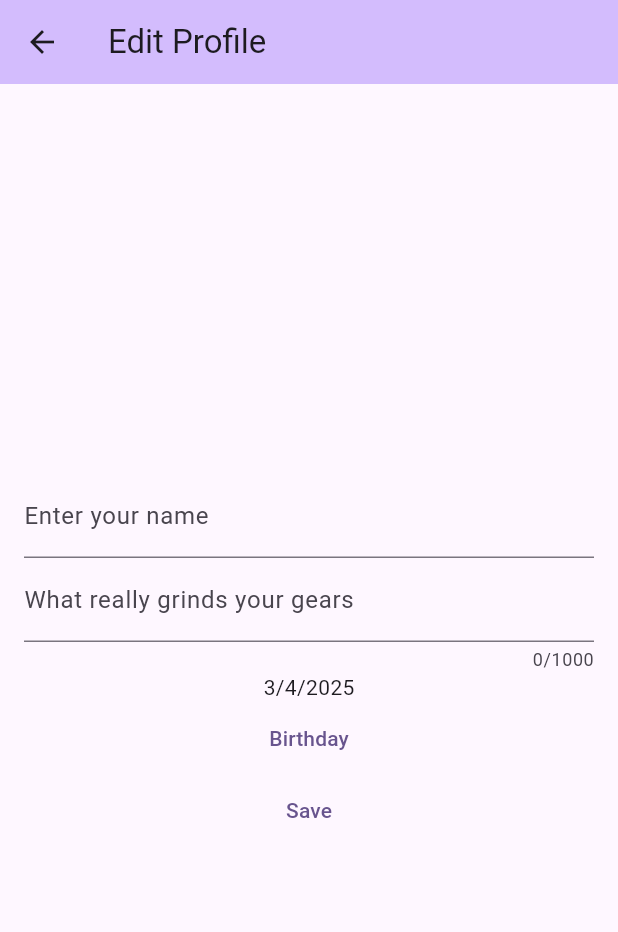
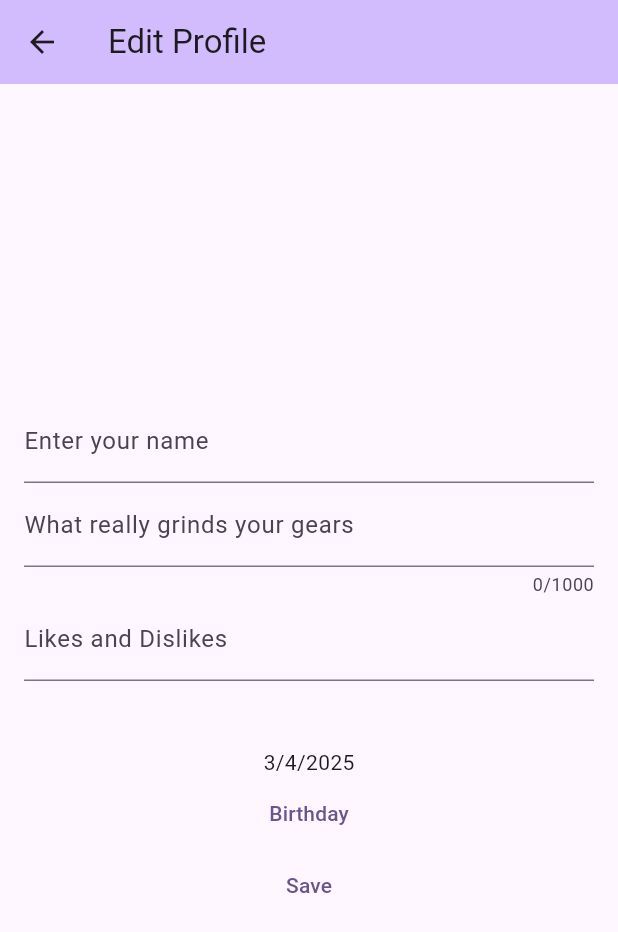
Before and after one commit to ChicoState/archenemy, a Flutter app: the screen it shows after launch, item 2 of the bottom bar chosen, after a tap on the "menu" icon, on a phone screen of 412 x 824 dp. Shown: the top 932 px of the screen. Run offline on Flutter 3.47's test engine with Material 3 defaults, Android fonts, the phone set to English and light mode, and no system bars; our stand-ins replace firebase_auth, firebase_core, logger; missing offline and left inert: dart:ffi; accounts and stored records are empty.

Commit message:
Interests can now be created and saved to profile class

```diff
--- a/lib/profile.dart
+++ b/lib/profile.dart
@@ -1,4 +1,5 @@
 import 'dart:convert';
+import 'dart:ffi';
 import 'package:flutter/material.dart';
 import 'log.dart';
 
@@ -238,6 +239,7 @@ class _EditProfileState extends State<EditProfile> {
   final GlobalKey<FormState> nameFormKey = GlobalKey<FormState>();
   String? forceErrorText;
   bool isLoading = false;
+  HorizontalTagDisplay tags = HorizontalTagDisplay();
 
   @override
   void dispose() {
@@ -298,6 +300,7 @@ class _EditProfileState extends State<EditProfile> {
         widget.myProfile.name = nameController.text;
         widget.myProfile.birthDate = selectedDate ?? DateTime.now();
         widget.myProfile.bio = bioController.text;
+        widget.myProfile.interests = tags.tags;
         //print("Saved");
       });
     }
@@ -367,6 +370,7 @@ class _EditProfileState extends State<EditProfile> {
                         validator: bioValidator,
                         onChanged: onChanged,
                       ),
+                      tags,
                       Text(
                         selectedDate != null
                             ? '${selectedDate!.day}/${selectedDate!.month}/${selectedDate!.year}'
@@ -381,9 +385,89 @@ class _EditProfileState extends State<EditProfile> {
                         TextButton(
                           onPressed: onSave,
                           child: Text('Save'),
-                        )
+                        ),
                     ]))),
       ),
     );
   }
 }
+
+class HorizontalTagDisplay extends StatefulWidget {
+  HorizontalTagDisplay({super.key});
+  final List<String> tags = [];
+  @override
+  State<HorizontalTagDisplay> createState() => _HorizontalTagDisplayState();
+}
+
+class _HorizontalTagDisplayState extends State<HorizontalTagDisplay> {
+  //List<String> tags = ["One", "Two", "three"];
+  // void pushTag(String name) {}
+  final TextEditingController tagsController = TextEditingController();
+  updateTags() {
+    setState(() {
+      widget.tags;
+    });
+  }
+
+  void addTag(String val) {
+    widget.tags.add(val);
+    tagsController.text = "";
+
+    setState(() {
+      tagsController;
+      widget.tags;
+    });
+  }
+
+  popTag(String t) {
+    widget.tags.remove(t);
+    updateTags();
+  }
+
+  Widget tag(String text) {
+    return Container(
+      alignment: Alignment.center,
+      padding: EdgeInsets.fromLTRB(5, 0, 0, 0),
+      decoration: BoxDecoration(
+        color: Theme.of(context).colorScheme.primaryContainer,
+        borderRadius: BorderRadius.circular(5),
+      ),
+      child: Row(
+        children: [
+          Text(text),
+          IconButton(onPressed: () => popTag(text), icon: Icon(Icons.close))
+        ],
+      ),
+    );
+  }
+
+  @override
+  Widget build(BuildContext context) {
+    return SizedBox(
+        width: MediaQuery.sizeOf(context).width - 16,
+        height: 100,
+        child: Column(
+          children: [
+            TextFormField(
+              controller: tagsController,
+              textInputAction: TextInputAction.search,
+              onFieldSubmitted: (newValue) => addTag(tagsController.text),
+              decoration: const InputDecoration(
+                border: UnderlineInputBorder(),
+                labelText: 'Likes and Dislikes',
+              ),
+            ),
+            SizedBox(
+              height: 35,
+              child: ListView.builder(
+                  scrollDirection: Axis.horizontal,
+                  itemCount: widget.tags.length,
+                  padding: const EdgeInsets.fromLTRB(5, 0, 5, 0),
+                  itemBuilder: (BuildContext context, int index) {
+                    return tag(widget.tags[index]);
+                  }),
+            )
+          ],
+        ));
+  }
+}
```
